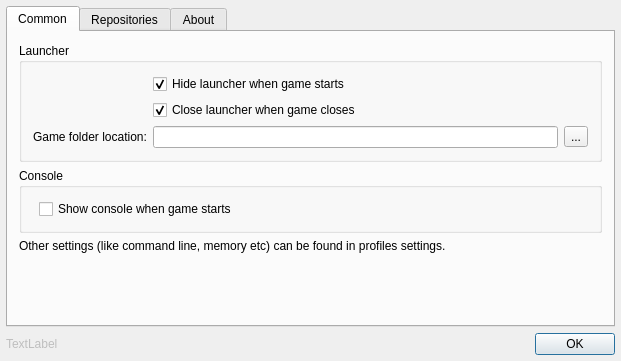
Before: the Qt Designer form ui/SettingsForm.ui in Alex2772/hackers-mc-launcher, drawn with Qt 5.
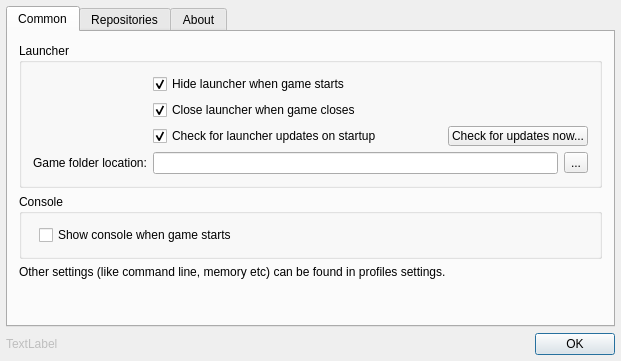
After: the same form once the commit is applied. Icons and pictures are not drawn. Custom widgets are drawn as their Qt base class.

```diff
--- a/ui/SettingsForm.ui
+++ b/ui/SettingsForm.ui
@@ -62,14 +62,14 @@
             </property>
            </widget>
           </item>
-          <item row="2" column="0">
+          <item row="4" column="0">
            <widget class="QLabel" name="label_4">
             <property name="text">
              <string>Game folder location:</string>
             </property>
            </widget>
           </item>
-          <item row="2" column="1">
+          <item row="4" column="1">
            <layout class="QHBoxLayout" name="horizontalLayout_4">
             <item>
              <widget class="QLineEdit" name="gameDir"/>
@@ -83,6 +83,52 @@
             </item>
            </layout>
           </item>
+          <item row="2" column="1">
+           <layout class="QHBoxLayout" name="horizontalLayout">
+            <property name="spacing">
+             <number>0</number>
+            </property>
+            <property name="topMargin">
+             <number>0</number>
+            </property>
+            <item>
+             <widget class="QCheckBox" name="updateLauncher">
+              <property name="text">
+               <string>Check for launcher updates on startup</string>
+              </property>
+              <property name="checked">
+               <bool>true</bool>
+              </property>
+             </widget>
+            </item>
+            <item>
+             <spacer name="horizontalSpacer">
+              <property name="orientation">
+               <enum>Qt::Horizontal</enum>
+              </property>
+              <property name="sizeHint" stdset="0">
+               <size>
+                <width>40</width>
+                <height>20</height>
+               </size>
+              </property>
+             </spacer>
+            </item>
+            <item>
+             <widget class="QPushButton" name="forceCheckUpdates">
+              <property name="maximumSize">
+               <size>
+                <width>16777215</width>
+                <height>20</height>
+               </size>
+              </property>
+              <property name="text">
+               <string>Check for updates now...</string>
+              </property>
+             </widget>
+            </item>
+           </layout>
+          </item>
          </layout>
         </widget>
        </item>
```
